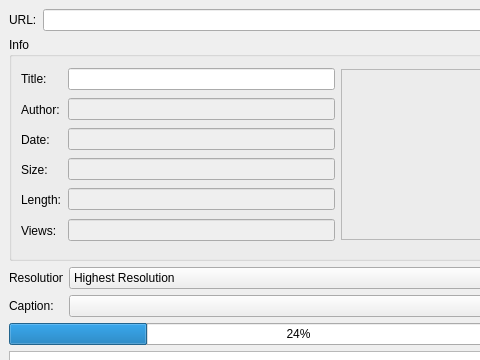
Before: the Qt Designer form mainwindow.ui in lgnq/YouTubeToPC, drawn with Qt 5; both pictures show x 0 to 480 and y 0 to 360 of the 643 by 605 pixel window.
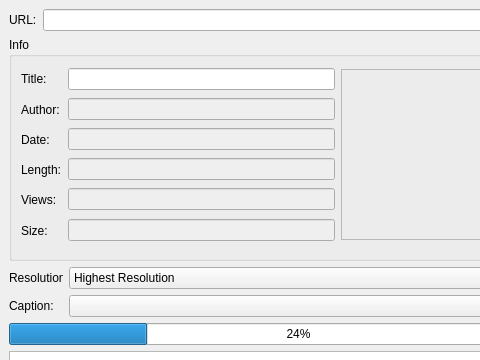
After: the same form once the commit is applied. Icons and pictures are not drawn.

Commit message: change file size location in the GUI

Patch:
```diff
--- a/mainwindow.ui
+++ b/mainwindow.ui
@@ -203,30 +203,13 @@
         </widget>
        </item>
        <item row="3" column="0">
-        <widget class="QLabel" name="label_9">
-         <property name="text">
-          <string>Size:</string>
-         </property>
-        </widget>
-       </item>
-       <item row="3" column="1">
-        <widget class="QLineEdit" name="size">
-         <property name="enabled">
-          <bool>false</bool>
-         </property>
-         <property name="text">
-          <string/>
-         </property>
-        </widget>
-       </item>
-       <item row="4" column="0">
         <widget class="QLabel" name="label_6">
          <property name="text">
           <string>Length:</string>
          </property>
         </widget>
        </item>
-       <item row="4" column="1">
+       <item row="3" column="1">
         <widget class="QLineEdit" name="length">
          <property name="enabled">
           <bool>false</bool>
@@ -236,14 +219,14 @@
          </property>
         </widget>
        </item>
-       <item row="5" column="0">
+       <item row="4" column="0">
         <widget class="QLabel" name="label_7">
          <property name="text">
           <string>Views:</string>
          </property>
         </widget>
        </item>
-       <item row="5" column="1">
+       <item row="4" column="1">
         <widget class="QLineEdit" name="views">
          <property name="enabled">
           <bool>false</bool>
@@ -253,6 +236,23 @@
          </property>
         </widget>
        </item>
+       <item row="5" column="0">
+        <widget class="QLabel" name="label_9">
+         <property name="text">
+          <string>Size:</string>
+         </property>
+        </widget>
+       </item>
+       <item row="5" column="1">
+        <widget class="QLineEdit" name="size">
+         <property name="enabled">
+          <bool>false</bool>
+         </property>
+         <property name="text">
+          <string/>
+         </property>
+        </widget>
+       </item>
       </layout>
      </widget>
     </item>
```
The commit also changes 1 other file.
